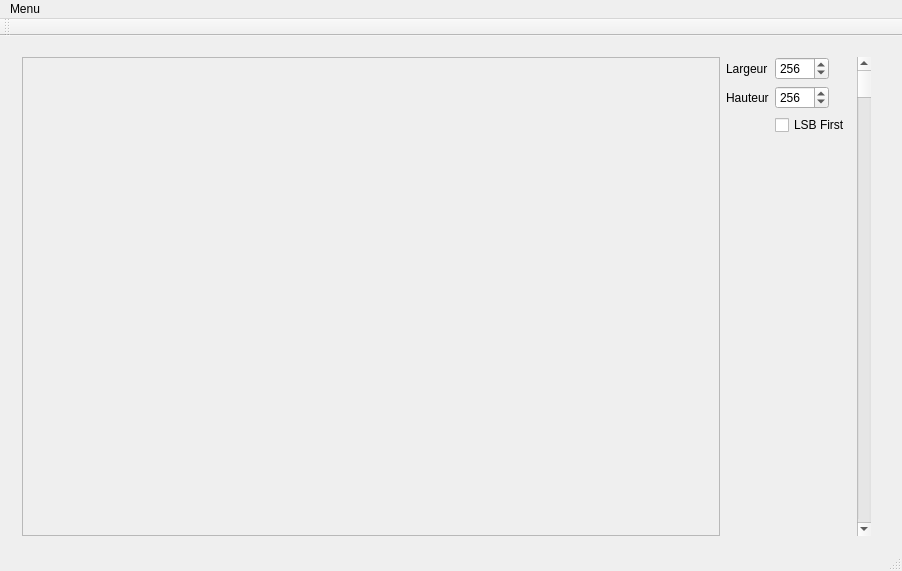
This is mainwindow.ui in alxdrl/bittle as Qt 5 draws it before an edit. The edited form follows.
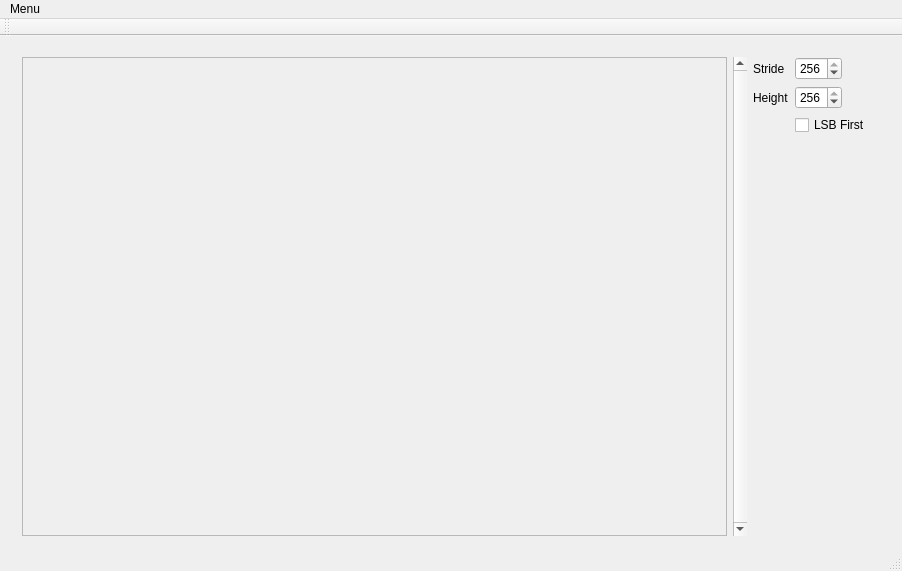
This is the edited form.

Commit message: Refactor some code to prepare for multi-block display on the pixmap

The edit to the form file:
```diff
--- a/mainwindow.ui
+++ b/mainwindow.ui
@@ -34,13 +34,38 @@
          <rect>
           <x>0</x>
           <y>0</y>
-          <width>414</width>
+          <width>413</width>
           <height>497</height>
          </rect>
         </property>
        </widget>
       </widget>
      </item>
+     <item>
+      <widget class="QScrollBar" name="offsetHandleBar">
+       <property name="minimum">
+        <number>0</number>
+       </property>
+       <property name="maximum">
+        <number>0</number>
+       </property>
+       <property name="value">
+        <number>0</number>
+       </property>
+       <property name="tracking">
+        <bool>true</bool>
+       </property>
+       <property name="orientation">
+        <enum>Qt::Vertical</enum>
+       </property>
+       <property name="invertedAppearance">
+        <bool>false</bool>
+       </property>
+       <property name="invertedControls">
+        <bool>false</bool>
+       </property>
+      </widget>
+     </item>
      <item>
       <layout class="QFormLayout" name="formLayout">
        <property name="fieldGrowthPolicy">
@@ -52,7 +77,7 @@
        <item row="1" column="0">
         <widget class="QLabel" name="lblImageWidth">
          <property name="text">
-          <string>Largeur</string>
+          <string>Stride</string>
          </property>
         </widget>
        </item>
@@ -62,7 +87,7 @@
           <number>8</number>
          </property>
          <property name="maximum">
-          <number>1024</number>
+          <number>256</number>
          </property>
          <property name="singleStep">
           <number>8</number>
@@ -75,7 +100,7 @@
        <item row="3" column="0">
         <widget class="QLabel" name="lblImageHeight">
          <property name="text">
-          <string>Hauteur</string>
+          <string>Height</string>
          </property>
         </widget>
        </item>
@@ -85,7 +110,7 @@
           <number>8</number>
          </property>
          <property name="maximum">
-          <number>1024</number>
+          <number>256</number>
          </property>
          <property name="singleStep">
           <number>8</number>
@@ -104,31 +129,6 @@
        </item>
       </layout>
      </item>
-     <item>
-      <widget class="QScrollBar" name="offsetHandleBar">
-       <property name="minimum">
-        <number>0</number>
-       </property>
-       <property name="maximum">
-        <number>400</number>
-       </property>
-       <property name="value">
-        <number>0</number>
-       </property>
-       <property name="tracking">
-        <bool>true</bool>
-       </property>
-       <property name="orientation">
-        <enum>Qt::Vertical</enum>
-       </property>
-       <property name="invertedAppearance">
-        <bool>false</bool>
-       </property>
-       <property name="invertedControls">
-        <bool>false</bool>
-       </property>
-      </widget>
-     </item>
     </layout>
    </widget>
   </widget>
```
Left out of the diff: 6 changed lines with no effect on the pictures. The commit also changes 2 other files.
